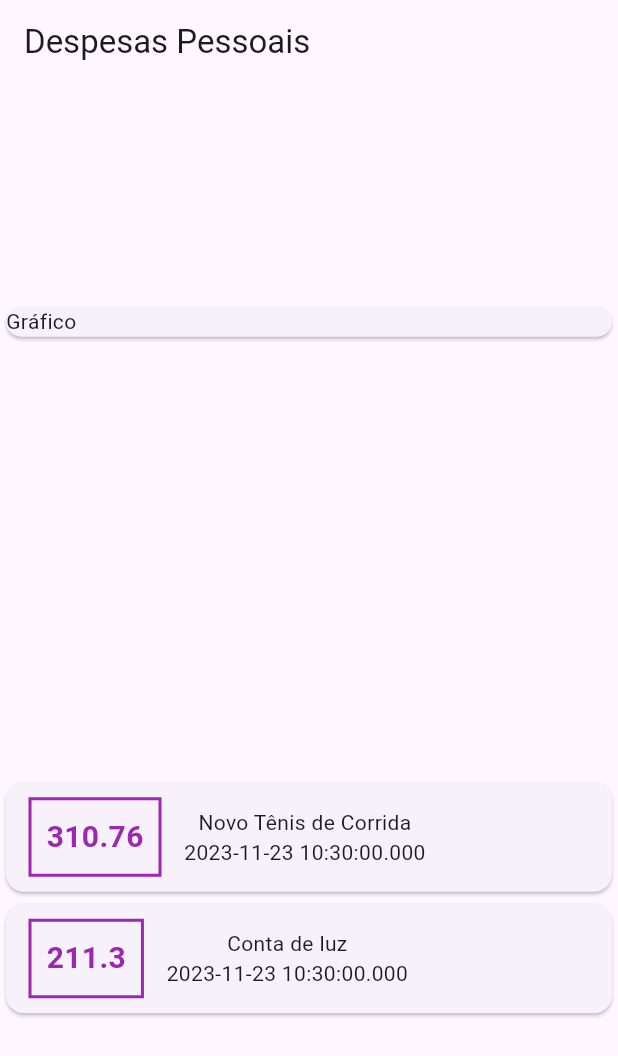
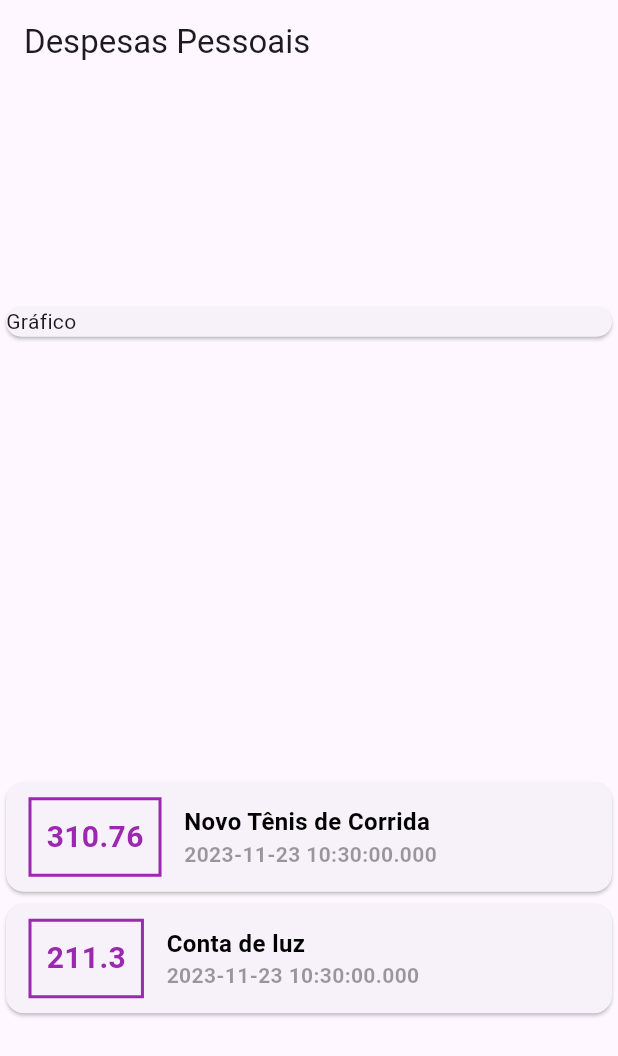
Before and after one commit to GoedertDalmolin/expenses, a Flutter app: the screen it shows after launch, on a phone screen of 412 x 824 dp. Shown: the top 1056 px of the screen. Run offline on Flutter 3.47's test engine with Material 3 defaults, Android fonts, the phone set to English and light mode, and no system bars.

Commit message:
Updated transaction widget styles.

```diff
--- a/lib/main.dart
+++ b/lib/main.dart
@@ -61,15 +61,27 @@ class MyHomePage extends StatelessWidget {
                       padding: EdgeInsets.all(10),
                       child: Text(tr.value.toString(),
                         style: TextStyle(
-                        fontWeight:FontWeight.bold,
+                            fontWeight: FontWeight.bold,
                             fontSize: 20,
                             color: Colors.purple
                         ),),
                     ),
                     Column(
+                      crossAxisAlignment: CrossAxisAlignment.start,
                       children: [
-                        Text(tr.title),
-                        Text(tr.date.toString()),
+                        Text(tr.title,
+                          style: TextStyle(
+                            color: Colors.black,
+                            fontSize: 16,
+                            fontWeight: FontWeight.bold,
+                          ),),
+                        Text(tr.date.toString(),
+                          style: TextStyle(
+                            color: Colors.black38,
+                            fontSize: 14,
+                            fontWeight: FontWeight.bold
+                          ),
+                        ),
                       ],
                     )
                   ],
```
Lines whose indentation alone changed are shown as unchanged.
